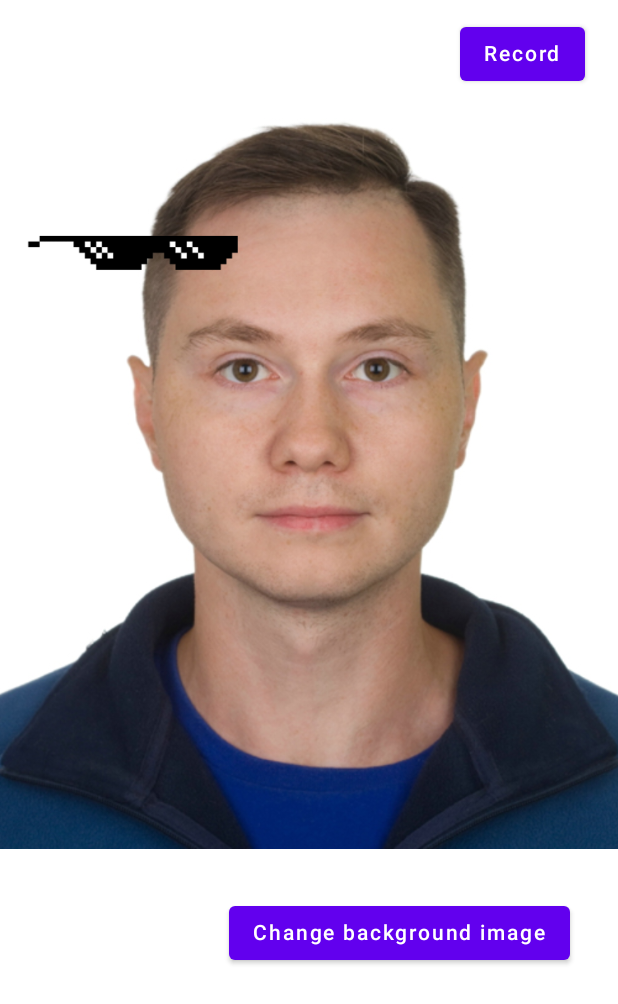
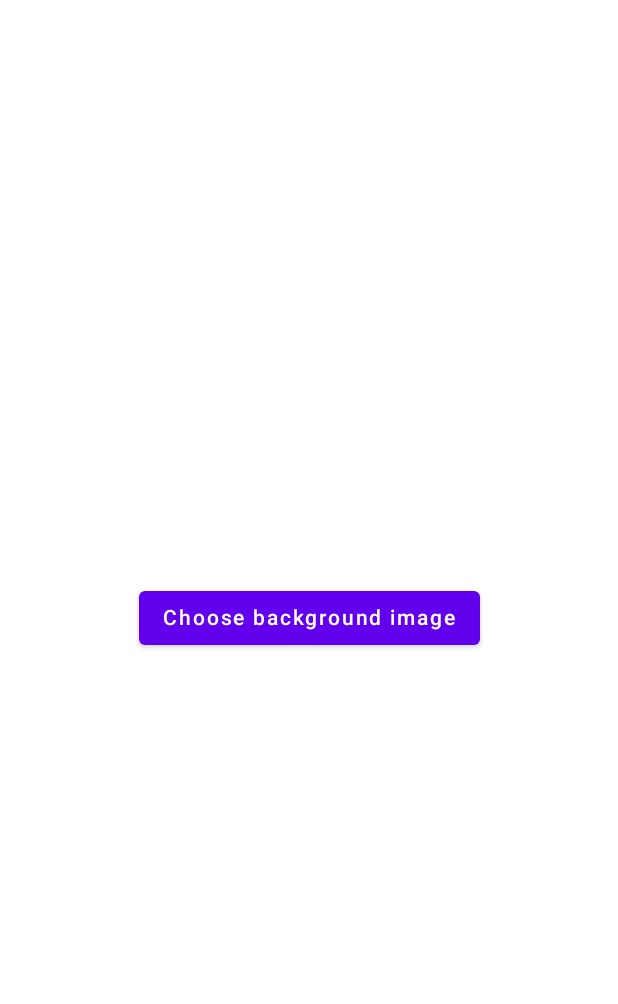
Before and after one commit to Danik911/GifApp, an Android app built with Jetpack Compose: the screen it shows after launch (MainActivity), on a phone screen of 412 x 824 dp. Shown: the top 1004 px of the screen. Run offline under Robolectric (Android 15) with nearby library versions, the phone set to English and light mode, and no system bars.

Commit message:
Add MainState to manage background picking

```diff
--- a/app/src/main/AndroidManifest.xml
+++ b/app/src/main/AndroidManifest.xml
@@ -27,6 +27,9 @@
                 android:name="android.app.lib_name"
                 android:value="" />
         </activity>
+        <uses-library
+            android:name="org.apache.http.legacy"
+            android:required="false" />
     </application>
 
 </manifest>
--- a/app/src/main/java/com/example/gifapp/MainActivity.kt
+++ b/app/src/main/java/com/example/gifapp/MainActivity.kt
@@ -3,14 +3,38 @@ package com.example.gifapp
 import android.os.Bundle
 import androidx.activity.ComponentActivity
 import androidx.activity.compose.setContent
+import androidx.activity.result.ActivityResultLauncher
+import androidx.activity.result.contract.ActivityResultContracts
+import androidx.compose.foundation.layout.Column
 import androidx.compose.foundation.layout.fillMaxSize
 import androidx.compose.material.MaterialTheme
 import androidx.compose.material.Surface
+import androidx.compose.runtime.MutableState
+import androidx.compose.runtime.mutableStateOf
 import androidx.compose.ui.Modifier
 import com.example.gifapp.ui.composable.BackgroundAsset
+import com.example.gifapp.ui.composable.SelectBackgroundAsset
 import com.example.gifapp.ui.composable.theme.GifAppTheme
 
 class MainActivity : ComponentActivity() {
+
+    private val backgroundAssetPickerLauncher: ActivityResultLauncher<String> =
+        this.registerForActivityResult(ActivityResultContracts.GetContent()) { uri ->
+
+            when (val state = _state.value) {
+                is MainState.DisplaySelectBackgroundAsset,
+                is MainState.DisplayBackgroundAsset -> {
+                    _state.value = MainState.DisplayBackgroundAsset(
+                        backgroundAssetUri = uri
+                    )
+                }
+                else -> throw Exception("Invalid state: $state")
+            }
+        }
+
+    private val _state: MutableState<MainState> = mutableStateOf(MainState.Initial)
+
+
     override fun onCreate(savedInstanceState: Bundle?) {
         super.onCreate(savedInstanceState)
         setContent {
@@ -20,7 +44,29 @@ class MainActivity : ComponentActivity() {
                     modifier = Modifier.fillMaxSize(),
                     color = MaterialTheme.colors.background
                 ) {
-                    BackgroundAsset()
+                    val state = _state.value
+                    Column(modifier = Modifier.fillMaxSize()) {
+                        when (state) {
+                            MainState.Initial -> {
+                                //TODO("Show loading UI)
+                                _state.value = MainState.DisplaySelectBackgroundAsset(
+                                    backgroundAssetPickerLauncher
+                                )
+                            }
+                            is MainState.DisplaySelectBackgroundAsset -> SelectBackgroundAsset(
+                                launchImagePicker = {
+                                    backgroundAssetPickerLauncher.launch("image/*")
+                                }
+                            )
+                            is MainState.DisplayBackgroundAsset -> BackgroundAsset(
+                                backgroundAssetUri = state.backgroundAssetUri,
+                                launchImagePicker = {
+                                    backgroundAssetPickerLauncher.launch("image/*")
+                                }
+                            )
+
+                        }
+                    }
                 }
             }
         }
--- /dev/null
+++ b/app/src/main/java/com/example/gifapp/MainState.kt
@@ -0,0 +1,17 @@
+package com.example.gifapp
+
+import android.net.Uri
+import androidx.activity.result.ActivityResultLauncher
+
+sealed class MainState {
+
+    object Initial : MainState()
+
+    data class DisplaySelectBackgroundAsset(
+        val backgroundAssetPickerLauncher: ActivityResultLauncher<String>
+    ) : MainState()
+
+    data class DisplayBackgroundAsset(
+        val backgroundAssetUri: Uri
+    ) : MainState()
+}
--- /dev/null
+++ b/app/src/main/java/com/example/gifapp/ui/composable/SelectBackgroundAsset.kt
@@ -0,0 +1,29 @@
+package com.example.gifapp.ui.composable
+
+import androidx.compose.foundation.background
+import androidx.compose.foundation.layout.Box
+import androidx.compose.foundation.layout.fillMaxSize
+import androidx.compose.material.Button
+import androidx.compose.material.Text
+import androidx.compose.runtime.Composable
+import androidx.compose.ui.Alignment
+import androidx.compose.ui.Modifier
+import androidx.compose.ui.graphics.Color
+
+@Composable
+fun SelectBackgroundAsset(
+    launchImagePicker: () -> Unit
+) {
+    Box(
+        modifier = Modifier
+            .fillMaxSize()
+            .background(Color.White)
+    ) {
+        Button(
+            modifier = Modifier.align(Alignment.Center),
+            onClick = launchImagePicker
+        ) {
+            Text(text = "Choose background image")
+        }
+    }
+}
```
Also changed, not shown: app/src/main/java/com/example/gifapp/ui/composable/BackgroundAsset.kt (+9 -5 lines).
